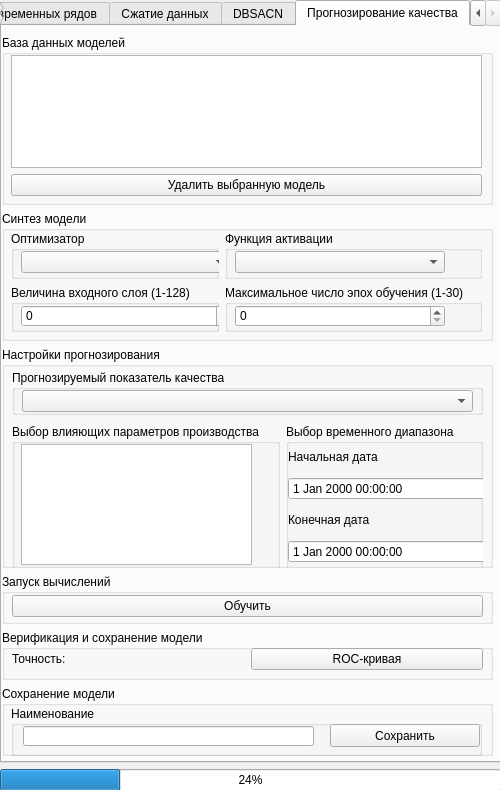
Above: Sources/Administrator.ui from ArbiterOfJudgement/DM before the change. Below: the same form after it.
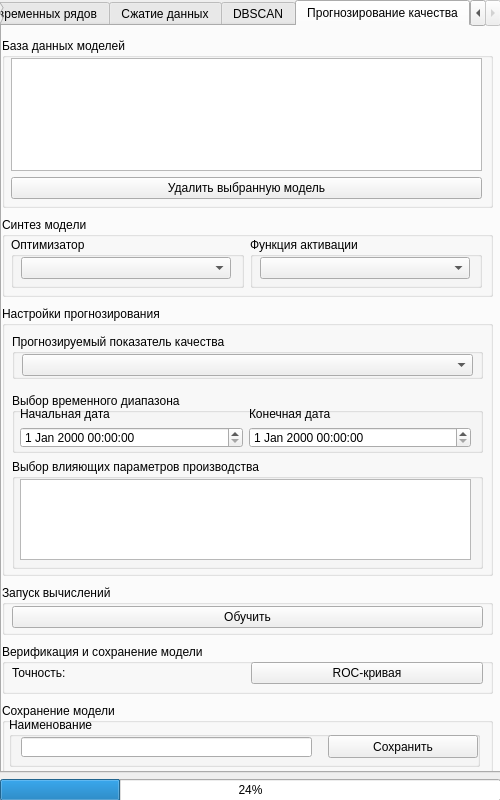
That is the form after the change. The open tabs and pages were chosen to show the change.

Diff of the .ui file:
```diff
--- a/Sources/Administrator.ui
+++ b/Sources/Administrator.ui
@@ -7,19 +7,19 @@
     <x>0</x>
     <y>0</y>
     <width>500</width>
-    <height>790</height>
+    <height>800</height>
    </rect>
   </property>
   <property name="minimumSize">
    <size>
     <width>500</width>
-    <height>790</height>
+    <height>800</height>
    </size>
   </property>
   <property name="maximumSize">
    <size>
     <width>500</width>
-    <height>790</height>
+    <height>800</height>
    </size>
   </property>
   <property name="windowTitle">
@@ -31,7 +31,7 @@
      <x>0</x>
      <y>0</y>
      <width>501</width>
-     <height>791</height>
+     <height>801</height>
     </rect>
    </property>
    <layout class="QVBoxLayout" name="verticalLayout_7">
@@ -44,7 +44,7 @@
        <cursorShape>ArrowCursor</cursorShape>
       </property>
       <property name="currentIndex">
-       <number>3</number>
+       <number>2</number>
       </property>
       <widget class="QWidget" name="TSA_tab">
        <property name="cursor">
@@ -67,7 +67,7 @@
         <cursorShape>ArrowCursor</cursorShape>
        </property>
        <attribute name="title">
-        <string>DBSACN</string>
+        <string>DBSCAN</string>
        </attribute>
       </widget>
       <widget class="QWidget" name="RNN_tab">
@@ -83,7 +83,7 @@
           <x>0</x>
           <y>9</y>
           <width>491</width>
-          <height>721</height>
+          <height>741</height>
          </rect>
         </property>
         <layout class="QVBoxLayout" name="verticalLayout_9">
@@ -113,6 +113,9 @@
              </item>
              <item>
               <widget class="QPushButton" name="DeleteModelPushButtonRNN">
+               <property name="cursor">
+                <cursorShape>PointingHandCursor</cursorShape>
+               </property>
                <property name="text">
                 <string>Удалить выбранную модель</string>
                </property>
@@ -127,7 +130,7 @@
            <property name="maximumSize">
             <size>
              <width>16777215</width>
-             <height>130</height>
+             <height>80</height>
             </size>
            </property>
            <property name="title">
@@ -139,7 +142,7 @@
               <x>9</x>
               <y>20</y>
               <width>471</width>
-              <height>101</height>
+              <height>51</height>
              </rect>
             </property>
             <layout class="QGridLayout" name="gridLayout_2">
@@ -157,6 +160,9 @@
                   <height>22</height>
                  </rect>
                 </property>
+                <property name="cursor">
+                 <cursorShape>PointingHandCursor</cursorShape>
+                </property>
                </widget>
               </widget>
              </item>
@@ -174,39 +180,8 @@
                   <height>22</height>
                  </rect>
                 </property>
-               </widget>
-              </widget>
-             </item>
-             <item row="1" column="0">
-              <widget class="QGroupBox" name="InputSizeGroupBoxRNN">
-               <property name="title">
-                <string>Величина входного слоя (1-128)</string>
-               </property>
-               <widget class="QSpinBox" name="ImputSizeSpinBoxRNN">
-                <property name="geometry">
-                 <rect>
-                  <x>10</x>
-                  <y>20</y>
-                  <width>210</width>
-                  <height>22</height>
-                 </rect>
-                </property>
-               </widget>
-              </widget>
-             </item>
-             <item row="1" column="1">
-              <widget class="QGroupBox" name="EpochsGroupBoxRNN">
-               <property name="title">
-                <string>Максимальное число эпох обучения (1-30)</string>
-               </property>
-               <widget class="QSpinBox" name="EpochsSpinBoxRNN">
-                <property name="geometry">
-                 <rect>
-                  <x>10</x>
-                  <y>20</y>
-                  <width>210</width>
-                  <height>22</height>
-                 </rect>
+                <property name="cursor">
+                 <cursorShape>PointingHandCursor</cursorShape>
                 </property>
                </widget>
               </widget>
@@ -232,7 +207,7 @@
               <x>10</x>
               <y>20</y>
               <width>471</width>
-              <height>211</height>
+              <height>251</height>
              </rect>
             </property>
             <layout class="QVBoxLayout" name="verticalLayout">
@@ -264,32 +239,38 @@
              </item>
              <item>
               <layout class="QGridLayout" name="gridLayout_17">
-               <item row="0" column="0">
+               <item row="1" column="0">
                 <widget class="QGroupBox" name="RelevantFeaturesGroupBoxRNN">
+                 <property name="maximumSize">
+                  <size>
+                   <width>16777215</width>
+                   <height>110</height>
+                  </size>
+                 </property>
                  <property name="title">
                   <string>Выбор влияющих параметров производства</string>
                  </property>
                  <widget class="QListWidget" name="RelevantFeaturesRNN">
                   <property name="geometry">
                    <rect>
-                    <x>9</x>
+                    <x>8</x>
                     <y>20</y>
-                    <width>231</width>
-                    <height>121</height>
+                    <width>451</width>
+                    <height>81</height>
                    </rect>
                   </property>
                   <property name="cursor" stdset="0">
-                   <cursorShape>IBeamCursor</cursorShape>
+                   <cursorShape>ArrowCursor</cursorShape>
                   </property>
                  </widget>
                 </widget>
                </item>
-               <item row="0" column="1">
+               <item row="0" column="0">
                 <widget class="QGroupBox" name="TimeDiapazonRNN">
                  <property name="maximumSize">
                   <size>
                    <width>600</width>
-                   <height>150</height>
+                   <height>60</height>
                   </size>
                  </property>
                  <property name="title">
@@ -298,13 +279,20 @@
                  <widget class="QWidget" name="gridLayoutWidget_16">
                   <property name="geometry">
                    <rect>
-                    <x>2</x>
-                    <y>18</y>
-                    <width>211</width>
-                    <height>121</height>
+                    <x>8</x>
+                    <y>14</y>
+                    <width>451</width>
+                    <height>41</height>
                    </rect>
                   </property>
                   <layout class="QGridLayout" name="gridLayout_18">
+                   <item row="1" column="0">
+                    <widget class="QLabel" name="StartDateLabelRNN">
+                     <property name="text">
+                      <string>Начальная дата</string>
+                     </property>
+                    </widget>
+                   </item>
                    <item row="2" column="0">
                     <widget class="QDateTimeEdit" name="FromDateTimeRNN">
                      <property name="cursor">
@@ -312,24 +300,17 @@
                      </property>
                     </widget>
                    </item>
-                   <item row="4" column="0">
-                    <widget class="QDateTimeEdit" name="ToDateTimeRNN">
-                     <property name="cursor">
-                      <cursorShape>IBeamCursor</cursorShape>
-                     </property>
-                    </widget>
-                   </item>
-                   <item row="3" column="0">
+                   <item row="1" column="1">
                     <widget class="QLabel" name="EndDateLabelRNN">
                      <property name="text">
                       <string>Конечная дата</string>
                      </property>
                     </widget>
                    </item>
-                   <item row="1" column="0">
-                    <widget class="QLabel" name="StartDateLabelRNN">
-                     <property name="text">
-                      <string>Начальная дата</string>
+                   <item row="2" column="1">
+                    <widget class="QDateTimeEdit" name="ToDateTimeRNN">
+                     <property name="cursor">
+                      <cursorShape>IBeamCursor</cursorShape>
                      </property>
                     </widget>
                    </item>
@@ -440,8 +421,8 @@
            <widget class="QWidget" name="horizontalLayoutWidget">
             <property name="geometry">
              <rect>
-              <x>9</x>
-              <y>20</y>
+              <x>7</x>
+              <y>14</y>
               <width>471</width>
               <height>51</height>
              </rect>
@@ -489,6 +470,9 @@
                   <height>16777215</height>
                  </size>
                 </property>
+                <property name="cursor">
+                 <cursorShape>PointingHandCursor</cursorShape>
+                </property>
                 <property name="text">
                  <string>Сохранить</string>
                 </property>
```
